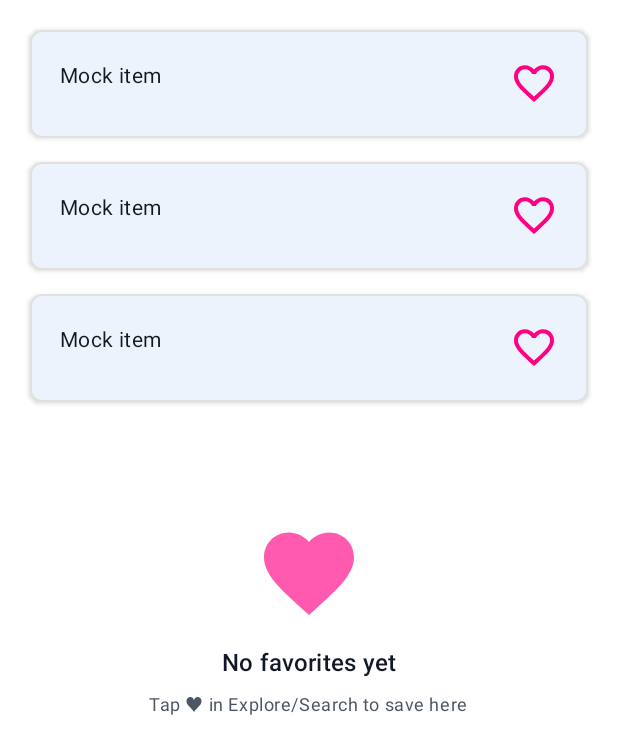
After one commit to hoangdung0703/FlickrBrowser, an Android app: the layout fragment_favorites.xml on its own in the app's theme, with its tools: preview values and no code run, on a phone screen of 412 x 824 dp. The commit adds this screen. Shown: the top 754 px of the screen. Run offline under Robolectric (Android 15) with nearby library versions, the phone set to English and light mode, and no system bars.

Commit message:
Feature/favorites (#24)
* Day 1's task feature/ favorite

* Fix the android:padding from space_12 to spacing_m

* Finish the toggle UI in day 2 task in fragment file

* Finish the day 2 task of fragment favorites and item favorite and strings

* Finish the day 3 task using viewmodel(more convinient after merging code), remove some mock prepare for other features

* Update misc.xml

* edit the fragment_favorites

* strings and fragment favorite update

```diff
--- /dev/null
+++ b/app/src/main/res/layout/fragment_favorites.xml
@@ -0,0 +1,54 @@
+<?xml version="1.0" encoding="utf-8"?>
+<FrameLayout
+    xmlns:android="http://schemas.android.com/apk/res/android"
+    xmlns:app="http://schemas.android.com/apk/res-auto"
+    xmlns:tools="http://schemas.android.com/tools"
+    android:layout_width="match_parent"
+    android:layout_height="match_parent"
+    android:background="@color/md_theme_surface">
+
+    <!-- Grid list -->
+    <androidx.recyclerview.widget.RecyclerView
+        android:id="@+id/rvFavorites"
+        android:layout_width="match_parent"
+        android:layout_height="match_parent"
+        android:clipToPadding="false"
+        android:padding="@dimen/spacing_m"
+        tools:listitem="@layout/item_favorite" />
+
+    <!-- Empty state -->
+    <LinearLayout
+        android:id="@+id/emptyView"
+        android:orientation="vertical"
+        android:gravity="center"
+        android:padding="@dimen/spacing_l"
+        android:layout_width="match_parent"
+        android:layout_height="match_parent"
+        android:visibility="gone"
+        tools:visibility="visible">
+
+        <ImageView
+            android:layout_width="72dp"
+            android:layout_height="72dp"
+            android:alpha="0.65"
+            android:contentDescription="@string/empty_favorites_title"
+            android:src="@drawable/baseline_favorite_24"
+            app:tint="@color/md_theme_secondary" />
+
+        <TextView
+            style="@style/Text.Flickr.Section"
+            android:layout_width="wrap_content"
+            android:layout_height="wrap_content"
+            android:paddingTop="@dimen/spacing_m"
+            android:text="@string/empty_favorites_title"
+            android:textColor="@color/md_theme_onSurface" />
+
+        <TextView
+            style="@style/Text.Flickr.Caption"
+            android:layout_width="wrap_content"
+            android:layout_height="wrap_content"
+            android:paddingTop="@dimen/spacing_s"
+            android:text="@string/empty_favorites_sub"
+            android:textColor="@color/md_text_secondary" />
+    </LinearLayout>
+</FrameLayout>
```
Also changed, not shown: app/src/main/res/values/strings.xml (line endings or trailing spaces).
